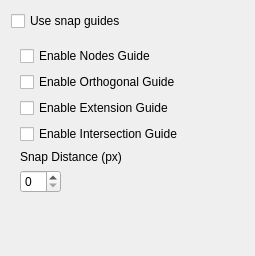
First picture: the form in libs/flake/SnapGuideConfigWidget.ui, repository KDE/krita, before the edit.
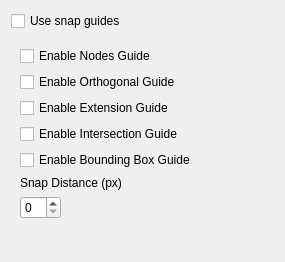
Second picture: the form after the edit.

Commit message: implemented bounding box snap strategy

```diff
--- a/libs/flake/SnapGuideConfigWidget.ui
+++ b/libs/flake/SnapGuideConfigWidget.ui
@@ -5,8 +5,8 @@
    <rect>
     <x>0</x>
     <y>0</y>
-    <width>255</width>
-    <height>256</height>
+    <width>285</width>
+    <height>262</height>
    </rect>
   </property>
   <layout class="QGridLayout" >
@@ -19,7 +19,7 @@
    </item>
    <item row="1" column="0" >
     <widget class="QWidget" native="1" name="strategyPanel" >
-     <layout class="QGridLayout" >
+     <layout class="QGridLayout" name="gridLayout" >
       <item row="0" column="0" colspan="2" >
        <widget class="QCheckBox" name="nodeSnapGuide" >
         <property name="text" >
@@ -49,16 +49,23 @@
        </widget>
       </item>
       <item row="4" column="0" colspan="2" >
+       <widget class="QCheckBox" name="boundingBoxSnapGuide" >
+        <property name="text" >
+         <string>Enable Bounding Box Guide</string>
+        </property>
+       </widget>
+      </item>
+      <item row="5" column="0" colspan="2" >
        <widget class="QLabel" name="label" >
         <property name="text" >
          <string>Snap Distance (px)</string>
         </property>
        </widget>
       </item>
-      <item row="5" column="0" >
+      <item row="6" column="0" >
        <widget class="QSpinBox" name="snapDistance" />
       </item>
-      <item row="5" column="1" >
+      <item row="6" column="1" >
        <spacer>
         <property name="orientation" >
          <enum>Qt::Horizontal</enum>
@@ -71,7 +78,7 @@
         </property>
        </spacer>
       </item>
-      <item row="6" column="0" >
+      <item row="7" column="0" >
        <spacer>
         <property name="orientation" >
          <enum>Qt::Vertical</enum>
```
Left out of the diff: 4 changed lines with no effect on the pictures. The commit also changes 4 other files.
